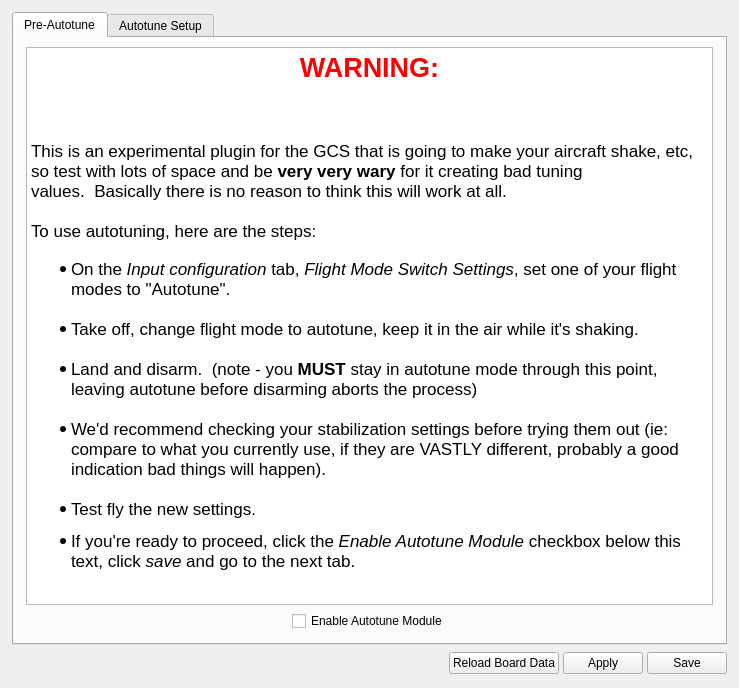
openpilot/OpenPilot, file ground/openpilotgcs/src/plugins/config/autotune.ui: the form before one commit.
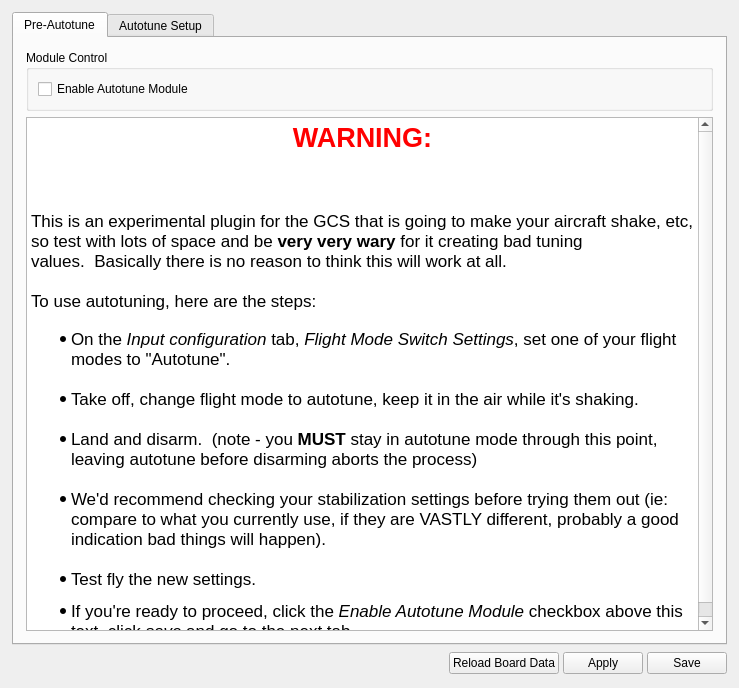
The form after the commit.

Commit message: moved the autotune checkbox up top like the other modules

Diff of the .ui file:
```diff
--- a/ground/openpilotgcs/src/plugins/config/autotune.ui
+++ b/ground/openpilotgcs/src/plugins/config/autotune.ui
@@ -36,42 +36,10 @@
        <string>Pre-Autotune</string>
       </attribute>
       <layout class="QGridLayout" name="gridLayout_5">
-       <property name="leftMargin">
+       <property name="margin">
         <number>12</number>
        </property>
-       <property name="rightMargin">
-        <number>12</number>
-       </property>
-       <property name="bottomMargin">
-        <number>12</number>
-       </property>
-       <item row="1" column="0">
-        <spacer name="horizontalSpacer_4">
-         <property name="orientation">
-          <enum>Qt::Horizontal</enum>
-         </property>
-         <property name="sizeHint" stdset="0">
-          <size>
-           <width>40</width>
-           <height>20</height>
-          </size>
-         </property>
-        </spacer>
-       </item>
-       <item row="1" column="2">
-        <spacer name="horizontalSpacer_5">
-         <property name="orientation">
-          <enum>Qt::Horizontal</enum>
-         </property>
-         <property name="sizeHint" stdset="0">
-          <size>
-           <width>40</width>
-           <height>20</height>
-          </size>
-         </property>
-        </spacer>
-       </item>
-       <item row="0" column="0" colspan="3">
+       <item row="3" column="0" colspan="3">
         <widget class="QTextEdit" name="textEdit">
          <property name="frameShape">
           <enum>QFrame::StyledPanel</enum>
@@ -93,18 +61,45 @@
 &lt;li style=&quot; font-family:'Lucida Grande'; font-size:13pt;&quot; style=&quot; margin-top:0px; margin-bottom:0px; margin-left:0px; margin-right:0px; -qt-block-indent:0; text-indent:0px;&quot;&gt;Land and disarm.  (note - you &lt;span style=&quot; font-weight:600;&quot;&gt;MUST&lt;/span&gt; stay in autotune mode through this point, leaving autotune before disarming aborts the process)&lt;br /&gt;&lt;/li&gt;
 &lt;li style=&quot; font-family:'Lucida Grande'; font-size:13pt;&quot; style=&quot; margin-top:0px; margin-bottom:0px; margin-left:0px; margin-right:0px; -qt-block-indent:0; text-indent:0px;&quot;&gt;We'd recommend checking your stabilization settings before trying them out (ie: compare to what you currently use, if they are VASTLY different, probably a good indication bad things will happen).&lt;br /&gt;&lt;/li&gt;
 &lt;li style=&quot; font-family:'Lucida Grande'; font-size:13pt;&quot; style=&quot; margin-top:0px; margin-bottom:12px; margin-left:0px; margin-right:0px; -qt-block-indent:0; text-indent:0px;&quot;&gt;Test fly the new settings.&lt;/li&gt;
-&lt;li style=&quot; font-family:'Lucida Grande'; font-size:13pt;&quot; style=&quot; margin-top:0px; margin-bottom:12px; margin-left:0px; margin-right:0px; -qt-block-indent:0; text-indent:0px;&quot;&gt;If you're ready to proceed, click the &lt;span style=&quot; font-style:italic;&quot;&gt;Enable Autotune Module&lt;/span&gt; checkbox below this text, click &lt;span style=&quot; font-style:italic;&quot;&gt;save&lt;/span&gt; and go to the next tab.&lt;/li&gt;&lt;/ul&gt;&lt;/body&gt;&lt;/html&gt;</string>
+&lt;li style=&quot; font-family:'Lucida Grande'; font-size:13pt;&quot; style=&quot; margin-top:0px; margin-bottom:12px; margin-left:0px; margin-right:0px; -qt-block-indent:0; text-indent:0px;&quot;&gt;If you're ready to proceed, click the &lt;span style=&quot; font-style:italic;&quot;&gt;Enable Autotune Module&lt;/span&gt; checkbox above this text, click &lt;span style=&quot; font-style:italic;&quot;&gt;save&lt;/span&gt; and go to the next tab.&lt;/li&gt;&lt;/ul&gt;&lt;/body&gt;&lt;/html&gt;</string>
          </property>
         </widget>
        </item>
-       <item row="1" column="1">
-        <widget class="QCheckBox" name="enableAutoTune">
-         <property name="text">
-          <string>Enable Autotune Module</string>
+       <item row="2" column="0" colspan="3">
+        <widget class="QGroupBox" name="groupBox_5">
+         <property name="title">
+          <string>Module Control</string>
          </property>
-         <property name="checkable">
-          <bool>true</bool>
-         </property>
+         <layout class="QHBoxLayout" name="horizontalLayout_3">
+          <item>
+           <widget class="QCheckBox" name="enableAutoTune">
+            <property name="text">
+             <string>Enable Autotune Module</string>
+            </property>
+            <property name="checkable">
+             <bool>true</bool>
+            </property>
+           </widget>
+          </item>
+          <item>
+           <spacer name="horizontalSpacer_5">
+            <property name="orientation">
+             <enum>Qt::Horizontal</enum>
+            </property>
+            <property name="sizeHint" stdset="0">
+             <size>
+              <width>454</width>
+              <height>20</height>
+             </size>
+            </property>
+           </spacer>
+          </item>
+         </layout>
+         <zorder>horizontalSpacer_5</zorder>
+         <zorder>enableAutoTune</zorder>
+         <zorder>horizontalSpacer_4</zorder>
+         <zorder>enableAutoTune</zorder>
+         <zorder>horizontalSpacer_5</zorder>
         </widget>
        </item>
       </layout>
```
The commit also changes 1 other file.
